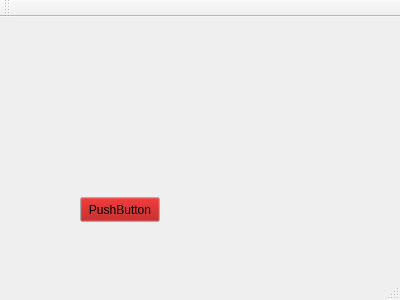
Above: widget.ui from Digital1804/Calc before the change. Below: the same form after it.
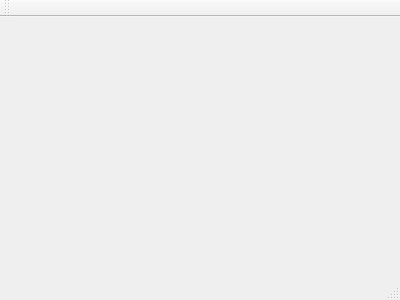
That is the form after the change.

Patch:
```diff
--- a/widget.ui
+++ b/widget.ui
@@ -13,90 +13,13 @@
   <property name="windowTitle">
    <string>Widget</string>
   </property>
-  <widget class="QWidget" name="centralWidget">
-   <widget class="QWidget" name="horizontalLayoutWidget">
-    <property name="geometry">
-     <rect>
-      <x>90</x>
-      <y>50</y>
-      <width>160</width>
-      <height>80</height>
-     </rect>
-    </property>
-    <layout class="QHBoxLayout" name="horizontalLayout"/>
-   </widget>
-   <widget class="QPushButton" name="pushButton">
-    <property name="geometry">
-     <rect>
-      <x>80</x>
-      <y>180</y>
-      <width>80</width>
-      <height>25</height>
-     </rect>
-    </property>
-    <property name="palette">
-     <palette>
-      <active>
-       <colorrole role="Button">
-        <brush brushstyle="SolidPattern">
-         <color alpha="255">
-          <red>170</red>
-          <green>0</green>
-          <blue>0</blue>
-         </color>
-        </brush>
-       </colorrole>
-      </active>
-      <inactive>
-       <colorrole role="Button">
-        <brush brushstyle="SolidPattern">
-         <color alpha="255">
-          <red>170</red>
-          <green>0</green>
-          <blue>0</blue>
-         </color>
-        </brush>
-       </colorrole>
-      </inactive>
-      <disabled>
-       <colorrole role="Button">
-        <brush brushstyle="SolidPattern">
-         <color alpha="255">
-          <red>170</red>
-          <green>0</green>
-          <blue>0</blue>
-         </color>
-        </brush>
-       </colorrole>
-      </disabled>
-     </palette>
-    </property>
-    <property name="text">
-     <string>PushButton</string>
-    </property>
-   </widget>
-  </widget>
-  <widget class="QMenuBar" name="menuBar">
-   <property name="geometry">
-    <rect>
-     <x>0</x>
-     <y>0</y>
-     <width>400</width>
-     <height>21</height>
-    </rect>
-   </property>
-  </widget>
-  <widget class="QToolBar" name="mainToolBar">
-   <attribute name="toolBarArea">
-    <enum>TopToolBarArea</enum>
-   </attribute>
-   <attribute name="toolBarBreak">
-    <bool>false</bool>
-   </attribute>
-  </widget>
-  <widget class="QStatusBar" name="statusBar"/>
+  <widget class="QMenuBar" name="menuBar" />
+  <widget class="QToolBar" name="mainToolBar" />
+  <widget class="QWidget" name="centralWidget" />
+  <widget class="QStatusBar" name="statusBar" />
  </widget>
- <layoutdefault spacing="6" margin="11"/>
+ <layoutDefault spacing="6" margin="11" />
+ <pixmapfunction></pixmapfunction>
  <resources/>
  <connections/>
 </ui>
```
Left out of the diff: 7 changed lines with no effect on the pictures.
